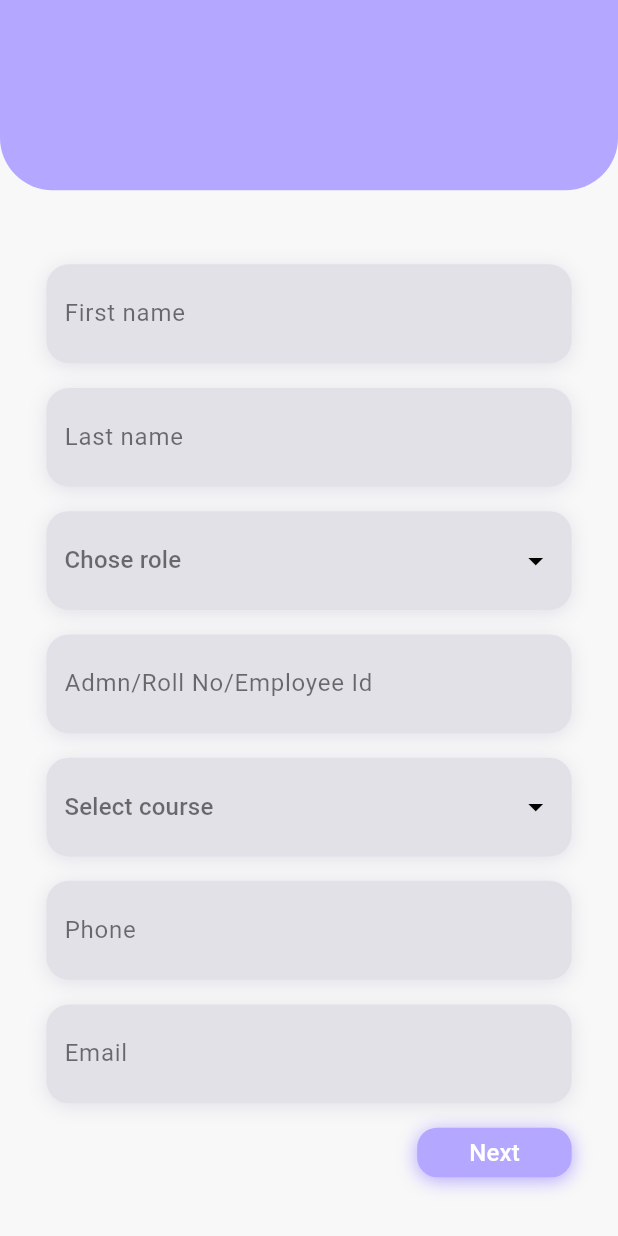
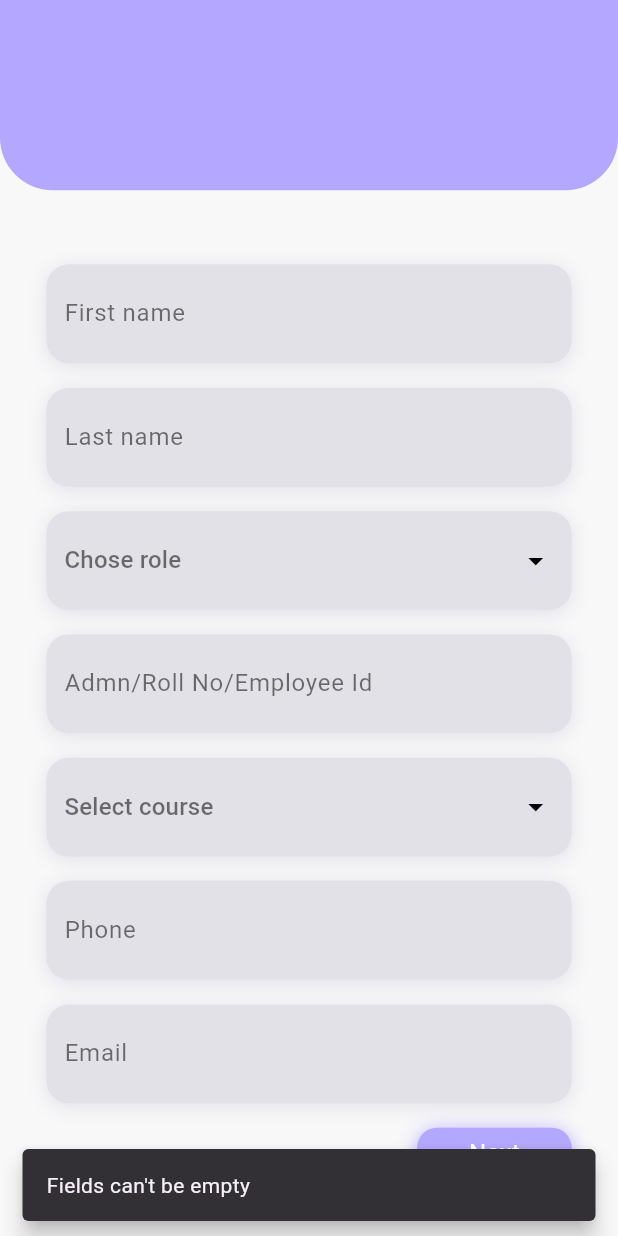
Before and after one commit to me-ars/college_management, a Flutter app: the SignupView screen opened by its route, after a tap on "Next", on a phone screen of 412 x 824 dp. Run offline on Flutter 3.47's test engine with Material 3 defaults, Android fonts, the phone set to English and light mode, and no system bars; our stand-ins replace cloud_firestore, firebase_auth, firebase_core, get_it, go_router, lottie and 1 more; accounts and stored records are empty.

Commit message:
auth implementation , no error, little changes pending including displaying warnings.

```diff
--- a/lib/core/constants/route_constants.dart
+++ b/lib/core/constants/route_constants.dart
@@ -1,6 +1,6 @@
 class RouteConstants {
   static const String login = 'login';
-  static const String signUp = "signUp";
+  static const String signUp = 'signUp';
   static const String forgetPassword = "forgetPassword";
   static const String home = 'home';
   static const String profileView = 'profileView';
--- a/lib/core/navigation/app_router.dart
+++ b/lib/core/navigation/app_router.dart
@@ -17,7 +17,7 @@ class AppRouter {
       if (_appState.faculty != null || _appState.student != null) {
         return '/home';
       }
-      return '/home';
+      return '/';
     },
     routes: <RouteBase>[
       GoRoute(
--- a/lib/main.dart
+++ b/lib/main.dart
@@ -13,9 +13,6 @@ void main() async {
           appId: "1:385710333160:android:4aca25ed8c4e7559cf3d5d",
           messagingSenderId: "385710333160",
           projectId: "mes-aimat-27492"));
-  var faculty = await locator<DatabaseService>().getFaculties();
-  var student = await locator<DatabaseService>().getStudents();
-  print(faculty);
-  print(student);
+
   runApp(MesAimat());
 }
--- a/lib/view_models/home_view_model.dart
+++ b/lib/view_models/home_view_model.dart
@@ -1,4 +1,3 @@
-import 'package:college_management/core/enums/view_state.dart';
 import 'package:college_management/view_models/base_view_model.dart';
 
 class HomeViewModel extends BaseViewModel{
--- a/lib/views/auth/signup_view.dart
+++ b/lib/views/auth/signup_view.dart
@@ -2,6 +2,7 @@ import 'package:college_management/app/app_state.dart';
 import 'package:college_management/app/base_view.dart';
 import 'package:college_management/utils/string_utils.dart';
 import 'package:college_management/view_models/auth/signup_view_model.dart';
+import 'package:college_management/views/helper_classes/custom_snackbar.dart';
 import 'package:college_management/views/widgets/custom_button.dart';
 import 'package:college_management/views/widgets/custom_drop_down.dart';
 import 'package:flutter/material.dart';
@@ -101,6 +102,8 @@ class _SignupViewState extends State<SignupView> {
                             setState(() {
                               formNumber++;
                             });
+                          }{
+                            CustomSnackbar.show(context, "Fields can't be empty");
                           }
                         })
                     : formNumber == 2
@@ -127,6 +130,9 @@ class _SignupViewState extends State<SignupView> {
                                 setState(() {
                                   formNumber++;
                                 });
+                              }
+                              else{
+                                CustomSnackbar.show(context, "Fields can't be empty");
                               }
                             },
                             onPrev: () {
@@ -488,7 +494,7 @@ class _SignupViewState extends State<SignupView> {
                   if (!isMatchingPassword) {
                     print("Passwords do not match");
                   } else if (!areAllFieldsFilled) {
-                    print("Fields cannot be empty");
+                    CustomSnackbar.show(context,"Fields cannot be empty");
                   } else {
                     // If passwords match and all fields are filled, proceed with signup
                     onSignup();
--- a/lib/views/helper_classes/custom_snackbar.dart
+++ b/lib/views/helper_classes/custom_snackbar.dart
@@ -3,8 +3,6 @@ import 'package:flutter/material.dart';
 class CustomSnackbar {
   static void show(BuildContext context, String message) {
     ScaffoldMessenger.of(context).showSnackBar(
-      snackBarAnimationStyle:
-          AnimationStyle(reverseDuration: const Duration(seconds: 1)),
       SnackBar(
         content: Text(message),
         duration: const Duration(seconds: 2),
--- a/lib/views/widgets/custom_button.dart
+++ b/lib/views/widgets/custom_button.dart
@@ -20,6 +20,10 @@ class CustomButton extends StatelessWidget {
   Widget build(BuildContext context) {
     return Padding(
       padding: const EdgeInsets.all(8.0),
+      child: GestureDetector(
+        onTap: () {
+      onPressed();
+      },
         child: Container(
           width: width,
           height: height,
@@ -33,23 +37,14 @@ class CustomButton extends StatelessWidget {
               ],
               borderRadius: BorderRadius.circular(height * 0.4),
               color: AppPalette.violetLt),
-        child: ElevatedButton(
-          style: ElevatedButton.styleFrom(
-            backgroundColor: Colors.transparent,
-            shadowColor: Colors.transparent,
-            shape: RoundedRectangleBorder(
-              borderRadius: BorderRadius.circular(10),
-            ),
-          ),
-          onPressed: () {
-            onPressed();
-          },
+          child: Center(
             child: Text(
               label,
               style: const TextStyle(color: Colors.white, fontSize: 16),
             ),
           ),
         ),
+      ),
     );
   }
 }
```
Also changed, not shown: lib/views/auth/login_view.dart (+14 -7 lines). Lines whose indentation alone changed are shown as unchanged.
